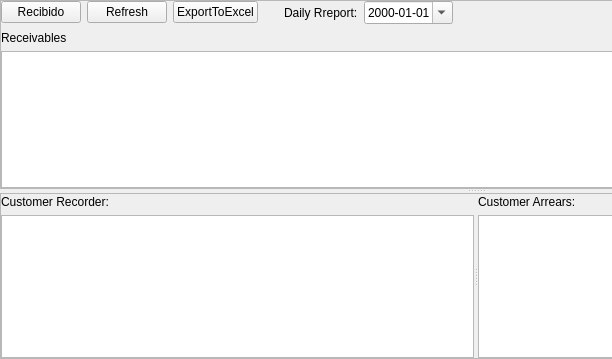
golden7602/zion, file Ui/FormReceivables.ui: the form before one commit; both pictures show x 0 to 612 and y 0 to 359 of the 951 by 359 pixel window.
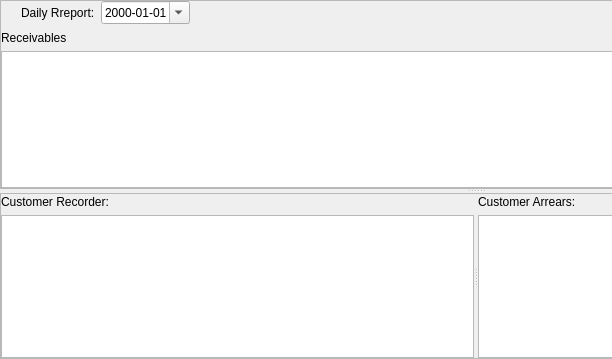
The form after the commit. Icons and pictures are not drawn.

```diff
--- a/Ui/FormReceivables.ui
+++ b/Ui/FormReceivables.ui
@@ -79,55 +79,7 @@
        <item>
         <layout class="QHBoxLayout" name="horizontalLayout_3">
          <item>
-          <layout class="QHBoxLayout" name="horizontalLayout_2">
-           <item>
-            <widget class="QPushButton" name="butRecibido">
-             <property name="text">
-              <string>Recibido</string>
-             </property>
-             <property name="iconSize">
-              <size>
-               <width>16</width>
-               <height>16</height>
-              </size>
-             </property>
-            </widget>
-           </item>
-           <item>
-            <widget class="QPushButton" name="butRefresh">
-             <property name="text">
-              <string>Refresh</string>
-             </property>
-             <property name="icon">
-              <iconset>
-               <normaloff>../res/ico/printer.png</normaloff>../res/ico/printer.png</iconset>
-             </property>
-             <property name="iconSize">
-              <size>
-               <width>16</width>
-               <height>16</height>
-              </size>
-             </property>
-            </widget>
-           </item>
-           <item>
-            <widget class="QPushButton" name="butExportToExcel">
-             <property name="text">
-              <string>ExportToExcel</string>
-             </property>
-             <property name="icon">
-              <iconset>
-               <normaloff>../res/ico/printer.png</normaloff>../res/ico/printer.png</iconset>
-             </property>
-             <property name="iconSize">
-              <size>
-               <width>16</width>
-               <height>16</height>
-              </size>
-             </property>
-            </widget>
-           </item>
-          </layout>
+          <layout class="QHBoxLayout" name="horizontalLayout_Button"/>
          </item>
          <item>
           <spacer name="horizontalSpacer">
```
